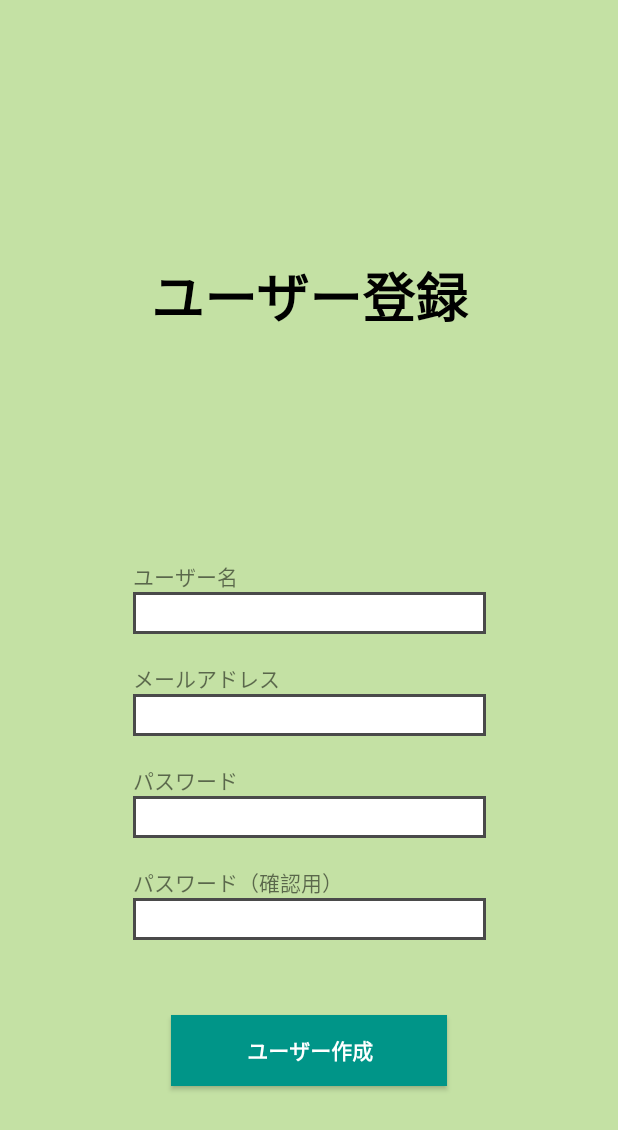
After one commit to Hiroki-Itou/Chat_Application, an Android app: the layout activity_signin.xml on its own in the app's theme, with its tools: preview values and no code run, on a phone screen of 412 x 824 dp. The commit adds this screen. Shown: the top 1130 px of the screen. Run offline under Robolectric (Android 15) with nearby library versions, the phone set to English and light mode, and no system bars.

Commit message:
ユーザー登録画面作成、ログイン、サインインのアクティビティを作成。確認用にボタンで遷移するようにしました。 xmlの名前変更 以前まで使用していたmainActivityを削除

```diff
--- a/app/src/main/AndroidManifest.xml
+++ b/app/src/main/AndroidManifest.xml
@@ -9,13 +9,16 @@
         android:roundIcon="@mipmap/ic_launcher_round"
         android:supportsRtl="true"
         android:theme="@style/AppTheme" >
-        <activity android:name=".MainActivity" >
+        <activity android:name=".LoginActivity" >
             <intent-filter>
                 <action android:name="android.intent.action.MAIN" />
 
                 <category android:name="android.intent.category.LAUNCHER" />
             </intent-filter>
         </activity>
+        <activity android:name=".SigninActivity" >
+
+        </activity>
     </application>
 
 </manifest>
--- /dev/null
+++ b/app/src/main/res/layout/activity_signin.xml
@@ -0,0 +1,137 @@
+<?xml version="1.0" encoding="utf-8"?>
+<androidx.constraintlayout.widget.ConstraintLayout xmlns:android="http://schemas.android.com/apk/res/android"
+    xmlns:tools="http://schemas.android.com/tools"
+    android:layout_width="match_parent"
+    android:layout_height="match_parent"
+    xmlns:app="http://schemas.android.com/apk/res-auto"
+    android:background="#c4e1a4">
+
+    <TextView
+        android:id="@+id/signin_Text"
+        android:layout_width="288dp"
+        android:layout_height="56dp"
+        android:fontFamily="sans-serif"
+        android:gravity="center"
+        android:text="ユーザー登録"
+        android:textAllCaps="false"
+        android:textColor="#000000"
+        android:textSize="35dp"
+        android:textStyle="bold"
+        app:layout_constraintBottom_toTopOf="@+id/username_editText"
+        app:layout_constraintEnd_toEndOf="parent"
+        app:layout_constraintStart_toStartOf="parent"
+        app:layout_constraintTop_toTopOf="parent" />
+
+    <TextView
+        android:id="@+id/mail_text"
+        android:layout_width="wrap_content"
+        android:layout_height="wrap_content"
+        android:gravity="center"
+        android:text="メールアドレス"
+        app:layout_constraintBottom_toTopOf="@+id/mail_edittext"
+        app:layout_constraintEnd_toEndOf="@+id/mail_edittext"
+        app:layout_constraintHorizontal_bias="0.0"
+        app:layout_constraintStart_toStartOf="@+id/mail_edittext" />
+
+    <TextView
+        android:id="@+id/username"
+        android:layout_width="wrap_content"
+        android:layout_height="wrap_content"
+        android:gravity="center"
+        android:text="ユーザー名"
+        app:layout_constraintBottom_toTopOf="@+id/username_editText"
+        app:layout_constraintEnd_toEndOf="@+id/username_editText"
+        app:layout_constraintHorizontal_bias="0.0"
+        app:layout_constraintStart_toStartOf="@+id/username_editText" />
+
+    <TextView
+        android:id="@+id/password_text"
+        android:layout_width="wrap_content"
+        android:layout_height="wrap_content"
+        android:text="パスワード"
+        app:layout_constraintBottom_toTopOf="@+id/password_edittext"
+        app:layout_constraintEnd_toEndOf="@+id/password_edittext"
+        app:layout_constraintHorizontal_bias="0.0"
+        app:layout_constraintStart_toStartOf="@+id/password_edittext" />
+
+    <TextView
+        android:id="@+id/confirmation_password_text"
+        android:layout_width="wrap_content"
+        android:layout_height="wrap_content"
+        android:text="パスワード（確認用）"
+        app:layout_constraintBottom_toTopOf="@+id/confirmation_pass_edittext"
+        app:layout_constraintEnd_toEndOf="@+id/confirmation_pass_edittext"
+        app:layout_constraintHorizontal_bias="0.0"
+        app:layout_constraintStart_toStartOf="@+id/confirmation_pass_edittext" />
+
+    <Button
+        android:id="@+id/signin_button"
+        android:layout_width="184dp"
+        android:layout_height="47dp"
+        android:layout_marginBottom="100dp"
+        android:background="#009588"
+        android:text="ユーザー作成"
+        android:textColor="#ffff"
+        android:textStyle="bold"
+        app:layout_constraintBottom_toBottomOf="parent"
+        app:layout_constraintEnd_toEndOf="parent"
+        app:layout_constraintStart_toStartOf="parent" />
+
+    <EditText
+        android:id="@+id/username_editText"
+        android:layout_width="235dp"
+        android:layout_height="28dp"
+        android:layout_marginBottom="40dp"
+        android:background="@drawable/view_frame"
+        android:ems="10"
+        android:inputType="textPersonName"
+        app:layout_constraintBottom_toTopOf="@+id/mail_edittext"
+        app:layout_constraintEnd_toEndOf="parent"
+        app:layout_constraintStart_toStartOf="parent" />
+
+    <EditText
+        android:id="@+id/mail_edittext"
+        android:layout_width="235dp"
+        android:layout_height="28dp"
+        android:layout_marginBottom="40dp"
+        android:background="@drawable/view_frame"
+        android:ems="10"
+        android:inputType="textEmailAddress"
+        android:paddingLeft="5dp"
+        android:paddingTop="0.5dp"
+        android:paddingRight="5dp"
+        app:layout_constraintBottom_toTopOf="@+id/password_edittext"
+        app:layout_constraintEnd_toEndOf="parent"
+        app:layout_constraintStart_toStartOf="parent" />
+
+    <EditText
+        android:id="@+id/password_edittext"
+        android:layout_width="235dp"
+        android:layout_height="28dp"
+        android:layout_marginBottom="40dp"
+        android:background="@drawable/view_frame"
+        android:ems="10"
+        android:inputType="numberPassword"
+        android:paddingLeft="5dp"
+        android:paddingTop="0.5dp"
+        android:paddingRight="5dp"
+        app:layout_constraintBottom_toTopOf="@+id/confirmation_pass_edittext"
+        app:layout_constraintEnd_toEndOf="parent"
+        app:layout_constraintStart_toStartOf="parent" />
+
+    <EditText
+        android:id="@+id/confirmation_pass_edittext"
+        android:layout_width="235dp"
+        android:layout_height="28dp"
+        android:layout_marginBottom="50dp"
+        android:background="@drawable/view_frame"
+        android:ems="10"
+        android:inputType="numberPassword"
+        android:paddingLeft="5dp"
+        android:paddingTop="0.5dp"
+        android:paddingRight="5dp"
+        app:layout_constraintBottom_toTopOf="@+id/signin_button"
+        app:layout_constraintEnd_toEndOf="parent"
+        app:layout_constraintStart_toStartOf="parent" />
+
+</androidx.constraintlayout.widget.ConstraintLayout>
```
Also changed, not shown: app/src/main/java/com/basscolor/chatapp/LoginActivity.kt (added, +26 -0 lines), app/src/main/java/com/basscolor/chatapp/SigninActivity.kt (renamed from app/src/main/java/com/basscolor/chatapp/MainActivity.kt, +4 -3 lines), app/src/main/res/layout/activity_login.xml (renamed from app/src/main/res/layout/login_activity.xml, +19 -19 lines), app/src/main/res/layout/activity_main.xml (deleted, +0 -19 lines).
